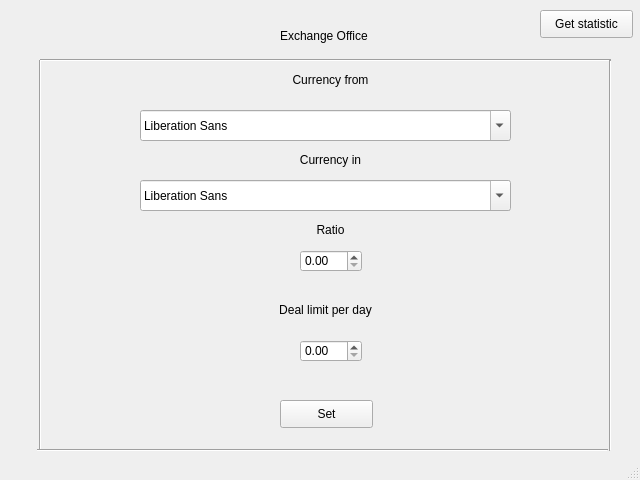
First picture: the form in UI/Settings.ui, repository vdmglkv/ExchangeOffice, before the edit.
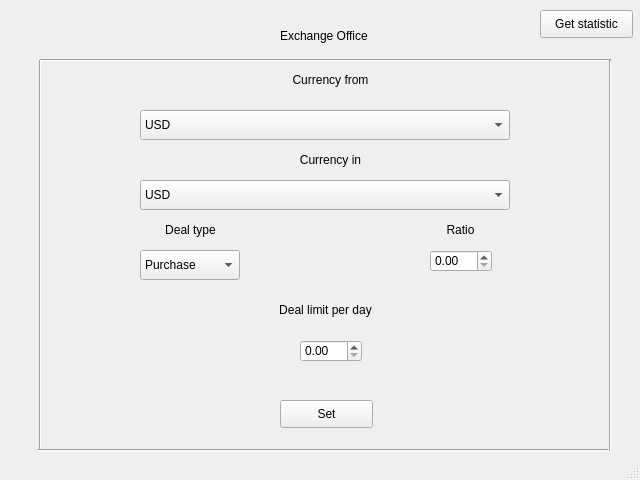
Second picture: the form after the edit.

Diff of the .ui file:
```diff
--- a/UI/Settings.ui
+++ b/UI/Settings.ui
@@ -122,7 +122,7 @@
    <widget class="QLabel" name="label_8">
     <property name="geometry">
      <rect>
-      <x>280</x>
+      <x>410</x>
       <y>220</y>
       <width>101</width>
       <height>20</height>
@@ -141,30 +141,10 @@
      <number>0</number>
     </property>
    </widget>
-   <widget class="QFontComboBox" name="fontComboBox">
+   <widget class="QDoubleSpinBox" name="RatioSpinBox">
     <property name="geometry">
      <rect>
-      <x>140</x>
-      <y>110</y>
-      <width>371</width>
-      <height>31</height>
-     </rect>
-    </property>
-   </widget>
-   <widget class="QFontComboBox" name="fontComboBox_2">
-    <property name="geometry">
-     <rect>
-      <x>140</x>
-      <y>180</y>
-      <width>371</width>
-      <height>31</height>
-     </rect>
-    </property>
-   </widget>
-   <widget class="QDoubleSpinBox" name="doubleSpinBox">
-    <property name="geometry">
-     <rect>
-      <x>300</x>
+      <x>430</x>
       <y>250</y>
       <width>62</width>
       <height>22</height>
@@ -236,6 +216,101 @@
      <enum>Qt::Vertical</enum>
     </property>
    </widget>
+   <widget class="QLabel" name="label_9">
+    <property name="geometry">
+     <rect>
+      <x>140</x>
+      <y>220</y>
+      <width>101</width>
+      <height>20</height>
+     </rect>
+    </property>
+    <property name="text">
+     <string>Deal type</string>
+    </property>
+    <property name="alignment">
+     <set>Qt::AlignCenter</set>
+    </property>
+    <property name="wordWrap">
+     <bool>false</bool>
+    </property>
+    <property name="margin">
+     <number>0</number>
+    </property>
+   </widget>
+   <widget class="QComboBox" name="CurrencyFromcomboBox">
+    <property name="geometry">
+     <rect>
+      <x>140</x>
+      <y>110</y>
+      <width>370</width>
+      <height>30</height>
+     </rect>
+    </property>
+    <item>
+     <property name="text">
+      <string>USD</string>
+     </property>
+    </item>
+    <item>
+     <property name="text">
+      <string>EUR</string>
+     </property>
+    </item>
+    <item>
+     <property name="text">
+      <string>BYN</string>
+     </property>
+    </item>
+   </widget>
+   <widget class="QComboBox" name="CurrencyIncomboBox">
+    <property name="enabled">
+     <bool>true</bool>
+    </property>
+    <property name="geometry">
+     <rect>
+      <x>140</x>
+      <y>180</y>
+      <width>370</width>
+      <height>30</height>
+     </rect>
+    </property>
+    <item>
+     <property name="text">
+      <string>USD</string>
+     </property>
+    </item>
+    <item>
+     <property name="text">
+      <string>EUR</string>
+     </property>
+    </item>
+    <item>
+     <property name="text">
+      <string>BYN</string>
+     </property>
+    </item>
+   </widget>
+   <widget class="QComboBox" name="DealTypecomboBox">
+    <property name="geometry">
+     <rect>
+      <x>140</x>
+      <y>250</y>
+      <width>100</width>
+      <height>30</height>
+     </rect>
+    </property>
+    <item>
+     <property name="text">
+      <string>Purchase</string>
+     </property>
+    </item>
+    <item>
+     <property name="text">
+      <string>Sale</string>
+     </property>
+    </item>
+   </widget>
   </widget>
   <widget class="QStatusBar" name="statusbar"/>
  </widget>
```
Left out of the diff: 10 changed lines with no effect on the pictures.
